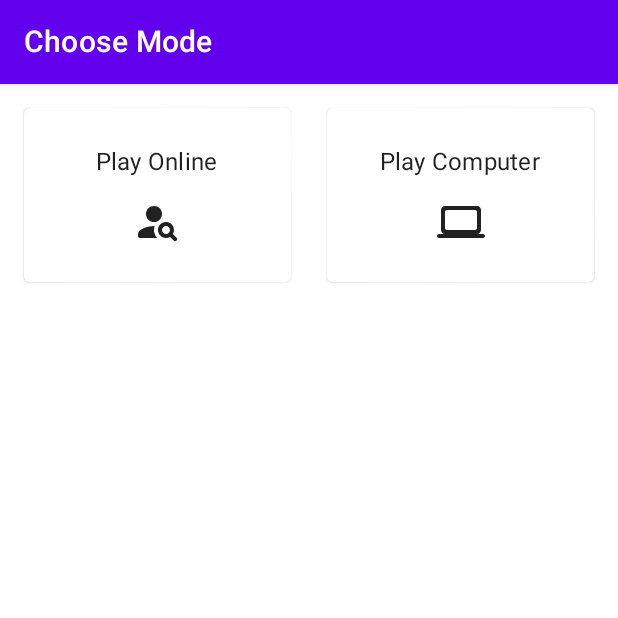
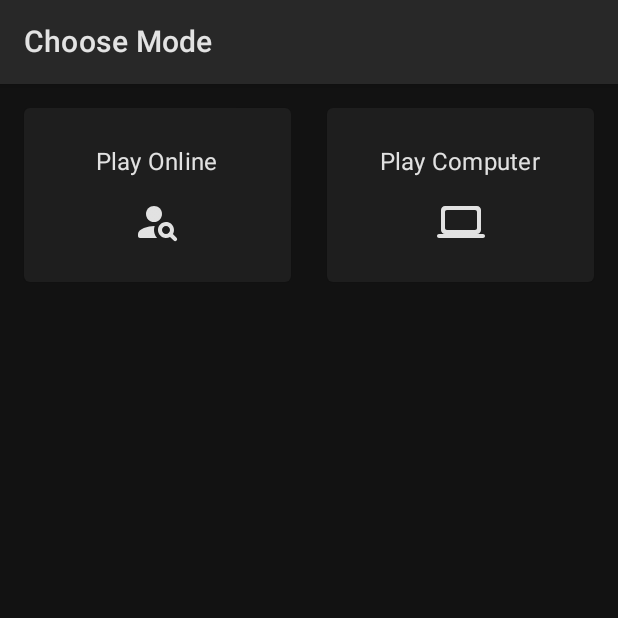
Before and after one commit to jlmcdonnell/chess, an Android app built with Jetpack Compose: the screen it shows after launch (MainActivity), on a phone screen of 412 x 824 dp, the top half of it. Run offline under Robolectric (Android 15) with nearby library versions, the phone set to English and light mode, and no system bars; our stand-ins replace Dagger/Hilt's generated code, Timber; 2 statements that could not run were skipped.

Commit message:
Remove light mode; Update compose

```diff
--- a/app/src/main/java/dev/mcd/chess/ui/theme/Theme.kt
+++ b/app/src/main/java/dev/mcd/chess/ui/theme/Theme.kt
@@ -1,9 +1,7 @@
 package dev.mcd.chess.ui.theme
 
-import androidx.compose.foundation.isSystemInDarkTheme
 import androidx.compose.material.MaterialTheme
 import androidx.compose.material.darkColors
-import androidx.compose.material.lightColors
 import androidx.compose.runtime.Composable
 
 private val DarkColorPalette = darkColors(
@@ -12,31 +10,10 @@ private val DarkColorPalette = darkColors(
     secondary = Teal200
 )
 
-private val LightColorPalette = lightColors(
-    primary = Purple500,
-    primaryVariant = Purple700,
-    secondary = Teal200
-
-    /* Other default colors to override
-    background = Color.White,
-    surface = Color.White,
-    onPrimary = Color.White,
-    onSecondary = Color.Black,
-    onBackground = Color.Black,
-    onSurface = Color.Black,
-    */
-)
-
 @Composable
-fun ChessTheme(darkTheme: Boolean = isSystemInDarkTheme(), content: @Composable () -> Unit) {
-    val colors = if (darkTheme) {
-        DarkColorPalette
-    } else {
-        LightColorPalette
-    }
-
+fun ChessTheme(content: @Composable () -> Unit) {
     MaterialTheme(
-        colors = colors,
+        colors = DarkColorPalette,
         typography = Typography,
         shapes = Shapes,
         content = content
--- a/app/src/main/res/values/themes.xml
+++ b/app/src/main/res/values/themes.xml
@@ -1,7 +1,7 @@
 <?xml version="1.0" encoding="utf-8"?>
 <resources>
 
-    <style name="Theme.Chess" parent="android:Theme.Material.Light.NoActionBar">
+    <style name="Theme.Chess" parent="android:Theme.Material.NoActionBar">
         <item name="android:statusBarColor">@color/black</item>
     </style>
 </resources>
```
Also changed, not shown: app/build.gradle (+6 -5 lines), app/src/main/java/dev/mcd/chess/data/api/ChessApiImpl.kt (+12 -9 lines), app/src/main/java/dev/mcd/chess/di/AppModule.kt (+2 -6 lines), app/src/main/java/dev/mcd/chess/domain/Environment.kt (+3 -9 lines).
